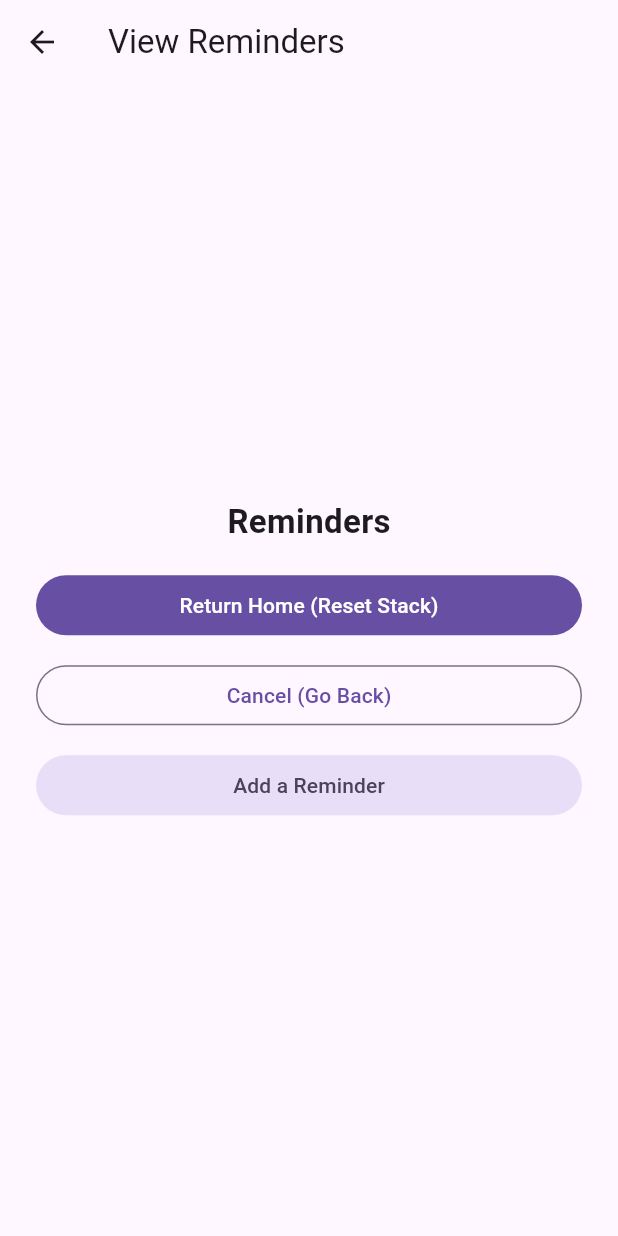
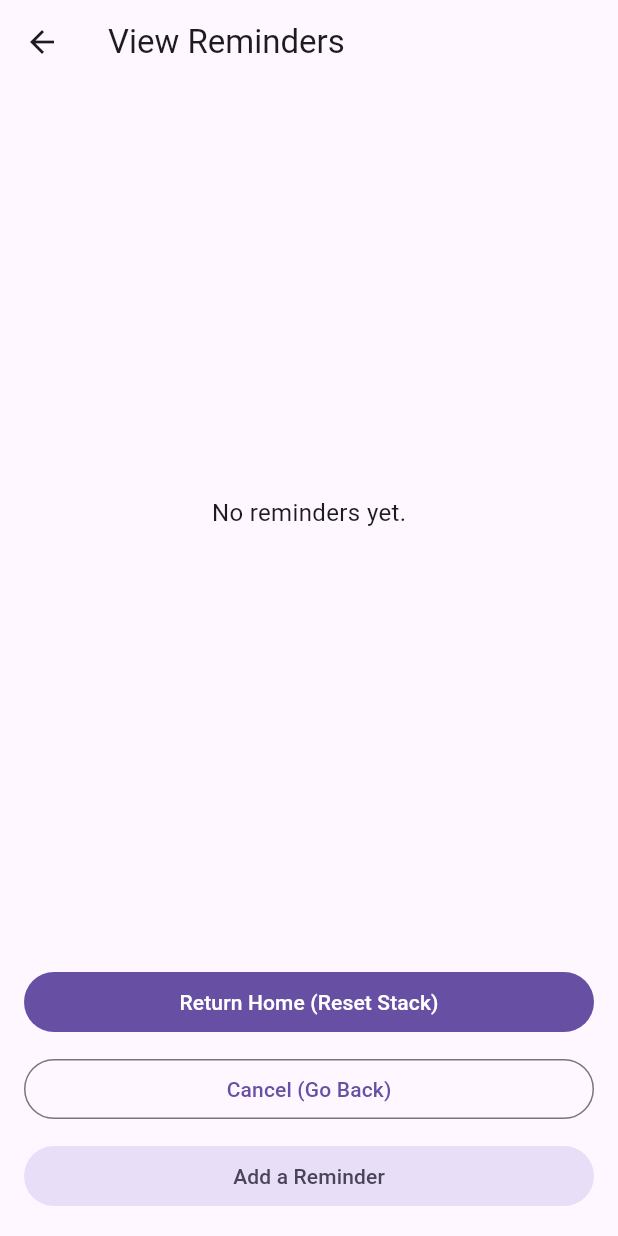
Before and after one commit to mhen125/task-reminder-app, a Flutter app: the screen it shows after launch, after a tap on "View Reminders", on a phone screen of 412 x 824 dp. Run offline on Flutter 3.47's test engine with Material 3 defaults, Android fonts, the phone set to English and light mode, and no system bars.

Commit message:
Added in-memory lists

```diff
--- a/lib/main.dart
+++ b/lib/main.dart
@@ -1,12 +1,20 @@
 import 'package:flutter/material.dart';
+
+import 'controllers/reminders_controller.dart';
+import 'data/in_memory_reminder_repository.dart';
 import 'routes.dart';
 
 void main() {
-  runApp(const TaskReminderApp());
+  final repo = InMemoryReminderRepository();
+  final controller = RemindersController(repository: repo);
+
+  runApp(TaskReminderApp(controller: controller));
 }
 
 class TaskReminderApp extends StatelessWidget {
-  const TaskReminderApp({super.key});
+  final RemindersController controller;
+
+  const TaskReminderApp({super.key, required this.controller});
 
   @override
   Widget build(BuildContext context) {
@@ -15,7 +23,7 @@ class TaskReminderApp extends StatelessWidget {
       debugShowCheckedModeBanner: false,
       theme: ThemeData(useMaterial3: true),
       initialRoute: AppRoutes.home,
-      routes: AppRoutes.routes,
+      routes: AppRoutes.routes(controller),
     );
   }
 }
--- a/lib/pages/home_page.dart
+++ b/lib/pages/home_page.dart
@@ -1,8 +1,12 @@
 import 'package:flutter/material.dart';
+
+import '../controllers/reminders_controller.dart';
 import '../routes.dart';
 
 class HomePage extends StatelessWidget {
-  const HomePage({super.key});
+  final RemindersController controller;
+
+  const HomePage({super.key, required this.controller});
 
   void _goToViewReminders(BuildContext context) {
     Navigator.of(context).pushNamed(AppRoutes.viewReminders);
@@ -30,7 +34,11 @@ class HomePage extends StatelessWidget {
               SizedBox(
                 width: double.infinity,
                 child: FilledButton(
-                  onPressed: () => _goToViewReminders(context),
+                  onPressed: () {
+                    // Optional: load before viewing
+                    controller.load();
+                    _goToViewReminders(context);
+                  },
                   child: const Text('View Reminders'),
                 ),
               ),
--- a/lib/pages/view_reminders_page.dart
+++ b/lib/pages/view_reminders_page.dart
@@ -1,8 +1,23 @@
 import 'package:flutter/material.dart';
+
+import '../controllers/reminders_controller.dart';
 import '../routes.dart';
 
-class ViewRemindersPage extends StatelessWidget {
-  const ViewRemindersPage({super.key});
+class ViewRemindersPage extends StatefulWidget {
+  final RemindersController controller;
+
+  const ViewRemindersPage({super.key, required this.controller});
+
+  @override
+  State<ViewRemindersPage> createState() => _ViewRemindersPageState();
+}
+
+class _ViewRemindersPageState extends State<ViewRemindersPage> {
+  @override
+  void initState() {
+    super.initState();
+    widget.controller.load();
+  }
 
   void _goHomeResetStack(BuildContext context) {
     Navigator.of(context).pushNamedAndRemoveUntil(AppRoutes.home, (route) => false);
@@ -18,19 +33,52 @@ class ViewRemindersPage extends StatelessWidget {
 
   @override
   Widget build(BuildContext context) {
+    final controller = widget.controller;
+
     return Scaffold(
       appBar: AppBar(title: const Text('View Reminders')),
-      body: Center(
+      body: AnimatedBuilder(
+        animation: controller,
+        builder: (context, _) {
+          if (controller.isLoading) {
+            return const Center(child: CircularProgressIndicator());
+          }
+
+          if (controller.reminders.isEmpty) {
+            return const Center(
+              child: Text(
+                'No reminders yet.',
+                style: TextStyle(fontSize: 16),
+              ),
+            );
+          }
+
+          return ListView.separated(
+            padding: const EdgeInsets.all(16),
+            itemCount: controller.reminders.length,
+            separatorBuilder: (_, __) => const SizedBox(height: 8),
+            itemBuilder: (context, index) {
+              final r = controller.reminders[index];
+              return Card(
+                child: ListTile(
+                  title: Text(r.title),
+                  subtitle: Text('Created: ${r.createdAt}'),
+                  trailing: IconButton(
+                    icon: const Icon(Icons.delete),
+                    onPressed: () => controller.deleteReminder(r.id),
+                  ),
+                ),
+              );
+            },
+          );
+        },
+      ),
+      bottomNavigationBar: SafeArea(
         child: Padding(
-          padding: const EdgeInsets.all(24),
+          padding: const EdgeInsets.all(16),
           child: Column(
             mainAxisSize: MainAxisSize.min,
             children: [
-              const Text(
-                'Reminders',
-                style: TextStyle(fontSize: 22, fontWeight: FontWeight.w600),
-              ),
-              const SizedBox(height: 16),
               SizedBox(
                 width: double.infinity,
                 child: FilledButton(
@@ -38,7 +86,7 @@ class ViewRemindersPage extends StatelessWidget {
                   child: const Text('Return Home (Reset Stack)'),
                 ),
               ),
-              const SizedBox(height: 12),
+              const SizedBox(height: 10),
               SizedBox(
                 width: double.infinity,
                 child: OutlinedButton(
@@ -46,7 +94,7 @@ class ViewRemindersPage extends StatelessWidget {
                   child: const Text('Cancel (Go Back)'),
                 ),
               ),
-              const SizedBox(height: 12),
+              const SizedBox(height: 10),
               SizedBox(
                 width: double.infinity,
                 child: FilledButton.tonal(
--- a/lib/routes.dart
+++ b/lib/routes.dart
@@ -1,17 +1,18 @@
 import 'package:flutter/material.dart';
 
+import 'controllers/reminders_controller.dart';
+import 'pages/add_reminder_page.dart';
 import 'pages/home_page.dart';
 import 'pages/view_reminders_page.dart';
-import 'pages/add_reminder_page.dart';
 
 class AppRoutes {
   static const String home = '/';
   static const String viewReminders = '/view-reminders';
   static const String addReminder = '/add-reminder';
 
-  static Map<String, WidgetBuilder> get routes => {
-        home: (context) => const HomePage(),
-        viewReminders: (context) => const ViewRemindersPage(),
-        addReminder: (context) => const AddReminderPage(),
+  static Map<String, WidgetBuilder> routes(RemindersController controller) => {
+        home: (context) => HomePage(controller: controller),
+        viewReminders: (context) => ViewRemindersPage(controller: controller),
+        addReminder: (context) => AddReminderPage(controller: controller),
       };
 }
```
Also changed, not shown: lib/pages/add_reminder_page.dart (+65 -20 lines), 1 other file.
